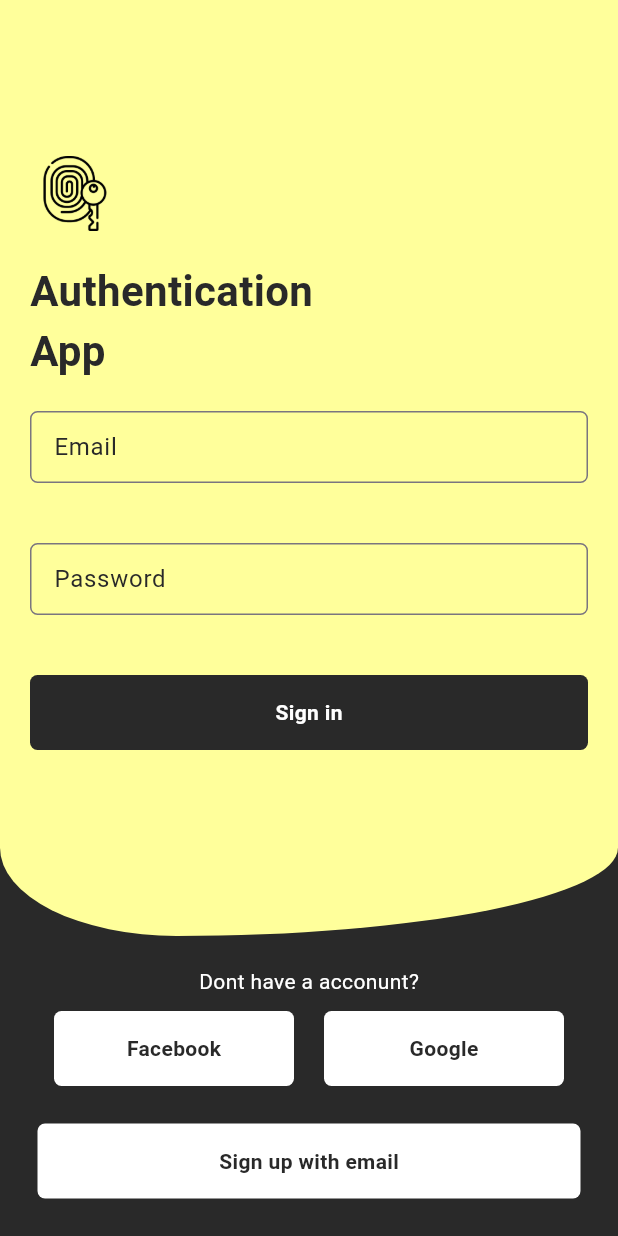
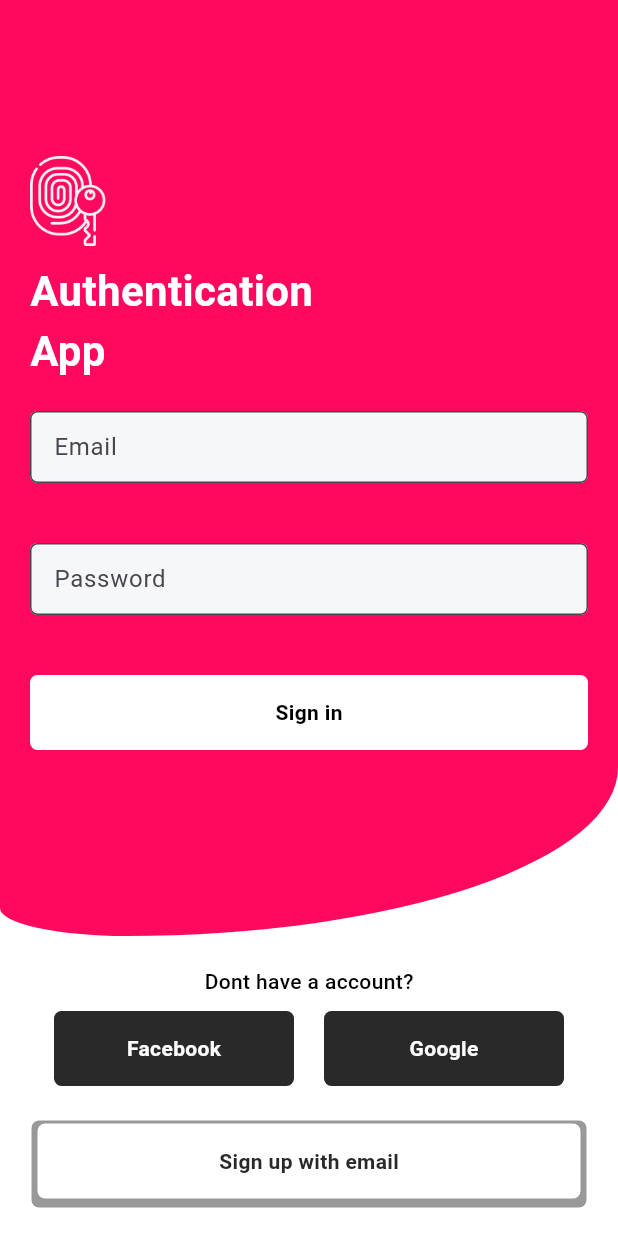
Before and after one commit to beatrizgomees/authenticationApp, a Flutter app: the screen it shows after launch, on a phone screen of 412 x 824 dp. Run offline on Flutter 3.47's test engine with Material 3 defaults, Android fonts, the phone set to English and light mode, and no system bars.

Commit message:
changed login screen colors

```diff
--- a/lib/screen/login_screen.dart
+++ b/lib/screen/login_screen.dart
@@ -8,7 +8,7 @@ class LoginScreen extends StatelessWidget {
   @override
   Widget build(BuildContext context) {
     return Scaffold(
-      backgroundColor: Color.fromRGBO(41, 41, 41, 1),
+      backgroundColor: Colors.white,
       body: SingleChildScrollView(
         child: Stack(
           children: [
@@ -18,9 +18,9 @@ class LoginScreen extends StatelessWidget {
                   height: MediaQuery.of(context).size.height - 200,
                   decoration: const BoxDecoration(
                     borderRadius: BorderRadius.only(
-                        bottomLeft: Radius.elliptical(200, 100),
-                        bottomRight: Radius.elliptical(500, 100)),
-                    color: Color.fromRGBO(255, 255, 155, 1),
+                        bottomLeft: Radius.elliptical(90, 20),
+                        bottomRight: Radius.elliptical(350, 120)),
+                    color: Color.fromRGBO(253, 10, 96, 1),
                   ),
                   child: Column(
                     mainAxisAlignment: MainAxisAlignment.center,
@@ -33,18 +33,18 @@ class LoginScreen extends StatelessWidget {
                               Image.asset(
                                 'assets/images/acesso.png',
                                 width: 100,
-                                height: 50,
+                                height: 60,
                               ),
                             ],
                           ),
-                          SizedBox(height: 20),
+                          SizedBox(height: 10),
                           const Padding(
                             padding: EdgeInsets.only(left: 20.0),
                             child: Text(
                               'Authentication',
                               style: TextStyle(
                                   fontSize: 28,
-                                  color: Color.fromRGBO(41, 41, 41, 1),
+                                  color: Colors.white,
                                   fontWeight: FontWeight.w600),
                             ),
                           ),
@@ -54,7 +54,7 @@ class LoginScreen extends StatelessWidget {
                               'App',
                               style: TextStyle(
                                   fontSize: 28,
-                                  color: Color.fromRGBO(41, 41, 41, 1),
+                                  color: Colors.white,
                                   fontWeight: FontWeight.w600),
                             ),
                           ),
@@ -66,12 +66,9 @@ class LoginScreen extends StatelessWidget {
                           decoration: InputDecoration(
                               contentPadding: EdgeInsets.fromLTRB(12, 0, 12, 0),
                               fillColor: Color.fromRGBO(245, 247, 248, 1),
-                              label: const Text(
-                                "Email",
-                                style: TextStyle(
-                                  color: Color.fromRGBO(41, 41, 41, 1),
-                                ),
-                              ),
+                              filled: true,
+                              focusColor: Color.fromRGBO(245, 247, 248, 1),
+                              hintText: 'Email',
                               border: OutlineInputBorder(
                                   borderRadius: BorderRadius.circular(5))),
                         ),
@@ -81,12 +78,10 @@ class LoginScreen extends StatelessWidget {
                         child: TextFormField(
                           decoration: InputDecoration(
                             contentPadding: EdgeInsets.fromLTRB(12, 0, 12, 0),
-                            label: const Text(
-                              "Password",
-                              style: TextStyle(
-                                color: Color.fromRGBO(41, 41, 41, 1),
-                              ),
-                            ),
+                            fillColor: Color.fromRGBO(245, 247, 248, 1),
+                            filled: true,
+                            focusColor: Color.fromRGBO(245, 247, 248, 1),
+                            hintText: 'Password',
                             border: OutlineInputBorder(
                                 borderRadius: BorderRadius.circular(5)),
                           ),
@@ -100,14 +95,14 @@ class LoginScreen extends StatelessWidget {
                             height: 50,
                             decoration: BoxDecoration(
                               borderRadius: BorderRadius.circular(5),
-                              color: Color.fromRGBO(41, 41, 41, 1),
+                              color: Colors.white,
                             ),
                             child: const Center(
                               child: Text(
                                 "Sign in",
                                 style: TextStyle(
                                     fontWeight: FontWeight.w600,
-                                    color: Colors.white),
+                                    color: Colors.black),
                               ),
                             ),
                           ),
@@ -117,14 +112,15 @@ class LoginScreen extends StatelessWidget {
                     ],
                   ),
                 ),
-                SizedBox(
+                const SizedBox(
                   height: 20,
                 ),
-                Text(
-                  'Dont have a acconunt?',
-                  style: TextStyle(color: Colors.white),
+                const Text(
+                  'Dont have a account?',
+                  style: TextStyle(
+                      color: Colors.black, fontWeight: FontWeight.w500),
                 ),
-                SizedBox(height: 10),
+                const SizedBox(height: 10),
                 Row(
                   mainAxisAlignment: MainAxisAlignment.center,
                   children: [
@@ -136,14 +132,14 @@ class LoginScreen extends StatelessWidget {
                           height: 50,
                           decoration: BoxDecoration(
                             borderRadius: BorderRadius.circular(5),
-                            color: Colors.white,
+                            color: Color.fromRGBO(41, 41, 41, 1),
                           ),
                           child: const Center(
                             child: Text(
                               "Facebook",
                               style: TextStyle(
                                 fontWeight: FontWeight.w600,
-                                color: Color.fromRGBO(41, 41, 41, 1),
+                                color: Colors.white,
                               ),
                             ),
                           ),
@@ -159,14 +155,14 @@ class LoginScreen extends StatelessWidget {
                           height: 50,
                           decoration: BoxDecoration(
                             borderRadius: BorderRadius.circular(5),
-                            color: Colors.white,
+                            color: Color.fromRGBO(41, 41, 41, 1),
                           ),
                           child: const Center(
                             child: Text(
                               "Google",
                               style: TextStyle(
                                 fontWeight: FontWeight.w600,
-                                color: Color.fromRGBO(41, 41, 41, 1),
+                                color: Colors.white,
                               ),
                             ),
                           ),
@@ -183,8 +179,16 @@ class LoginScreen extends StatelessWidget {
                       width: MediaQuery.of(context).size.width,
                       height: 50,
                       decoration: BoxDecoration(
-                          borderRadius: BorderRadius.circular(5),
-                          color: Color.fromRGBO(255, 255, 255, 1)),
+                        boxShadow: [
+                          BoxShadow(
+                            color: Colors.black.withOpacity(0.4),
+                            spreadRadius: 4,
+                            offset: Offset(0, 2), // changes position of shadow
+                          ),
+                        ],
+                        borderRadius: BorderRadius.circular(5),
+                        color: Colors.white,
+                      ),
                       child: const Center(
                         child: Text(
                           "Sign up with email",
```
Also changed, not shown: assets/images/acesso.png, lib/auth/auth_service.dart (added), lib/constants/api_constants.dart (added), lib/user/user_service.dart (added).
